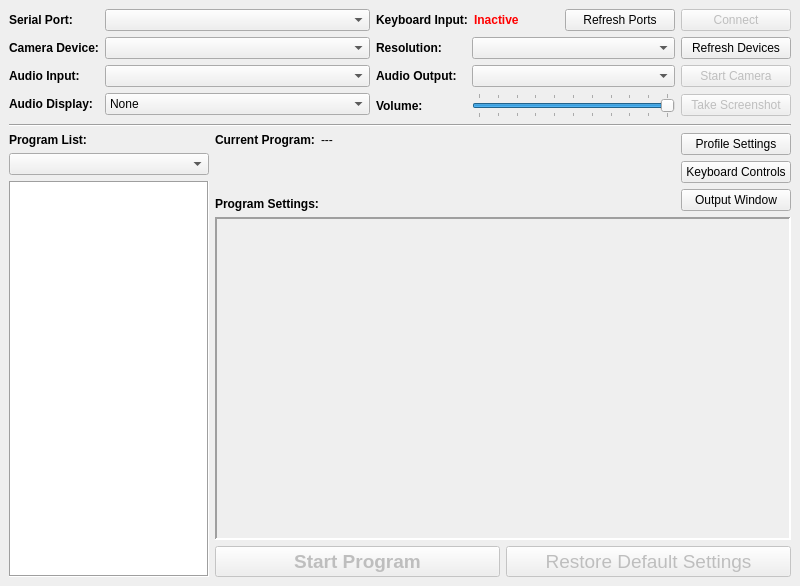
The window that mainwindow.ui (brianuuu/AutoController2) describes before a commit, drawn with Qt 5.
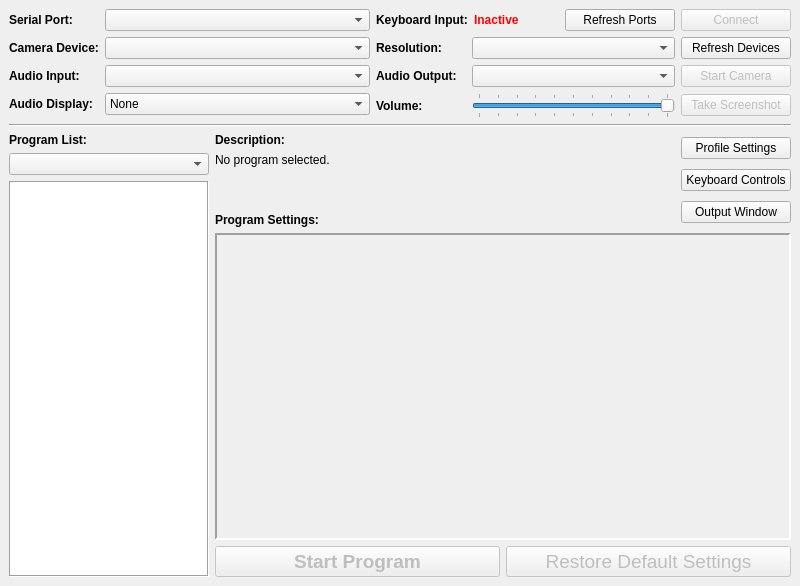
The same window after the commit.

Commit message: Added program description

```diff
--- a/mainwindow.ui
+++ b/mainwindow.ui
@@ -489,7 +489,7 @@
               <item>
                <widget class="QLabel" name="label_12">
                 <property name="sizePolicy">
-                 <sizepolicy hsizetype="Preferred" vsizetype="Preferred">
+                 <sizepolicy hsizetype="Expanding" vsizetype="Preferred">
                   <horstretch>0</horstretch>
                   <verstretch>0</verstretch>
                  </sizepolicy>
@@ -500,20 +500,7 @@
                  </font>
                 </property>
                 <property name="text">
-                 <string>Current Program:</string>
-                </property>
-               </widget>
-              </item>
-              <item>
-               <widget class="QLabel" name="L_ProgramCurrent">
-                <property name="sizePolicy">
-                 <sizepolicy hsizetype="Expanding" vsizetype="Preferred">
-                  <horstretch>0</horstretch>
-                  <verstretch>0</verstretch>
-                 </sizepolicy>
-                </property>
-                <property name="text">
-                 <string>---</string>
+                 <string>Description:</string>
                 </property>
                </widget>
               </item>
@@ -522,7 +509,10 @@
             <item>
              <widget class="QLabel" name="L_ProgramDescription">
               <property name="text">
-               <string/>
+               <string>No program selected.</string>
+              </property>
+              <property name="wordWrap">
+               <bool>true</bool>
               </property>
              </widget>
             </item>
```
The commit also changes 5 other files.
